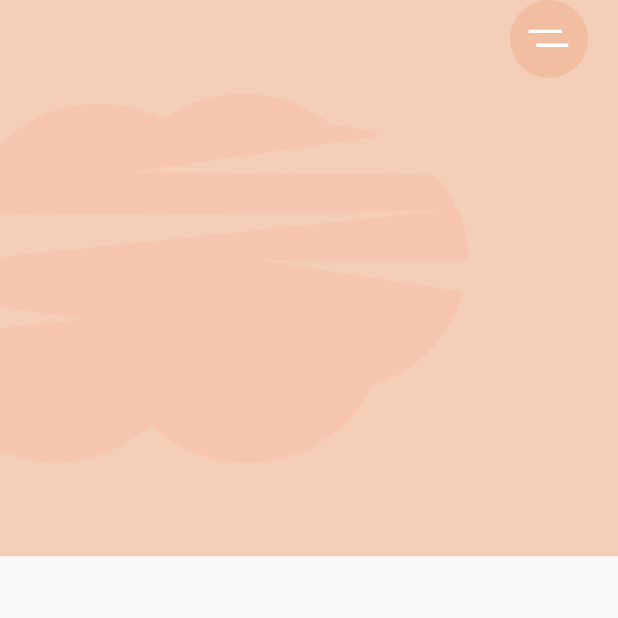
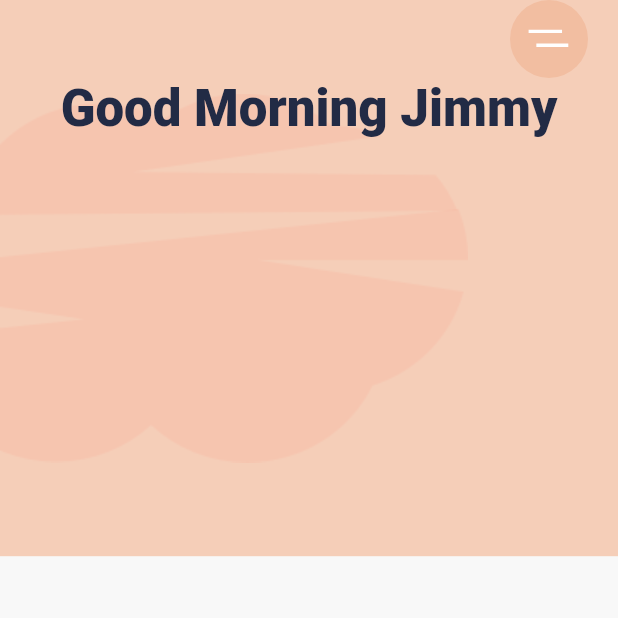
Before and after one commit to jimmy-lan/flutter_ui_projects, a Flutter app: the screen it shows after launch, on a phone screen of 412 x 824 dp, the top half of it. Run offline on Flutter 3.47's test engine with Material 2 defaults, Android fonts, the phone set to English and light mode, and no system bars; our stand-ins replace flutter_svg.

Commit message:
Add title

```diff
--- a/exercise_app/lib/main.dart
+++ b/exercise_app/lib/main.dart
@@ -38,7 +38,8 @@ class HomeScreen extends StatelessWidget {
                       alignment: Alignment.centerLeft,
                       image: AssetImage(
                           "assets/images/undraw_pilates_gpdb.png")))),
-          SafeArea(child: Padding(
+          SafeArea(
+              child: Padding(
             padding: const EdgeInsets.symmetric(horizontal: 20),
             child: Column(
               children: [
@@ -52,6 +53,13 @@ class HomeScreen extends StatelessWidget {
                         color: Color(0xFFF2BEA1), shape: BoxShape.circle),
                     child: SvgPicture.asset("assets/icons/menu.svg"),
                   ),
+                ),
+                Text(
+                  "Good Morning Jimmy",
+                  style: Theme.of(context)
+                      .textTheme
+                      .headline4
+                      .copyWith(fontWeight: FontWeight.w900),
                 )
               ],
             ),
```
